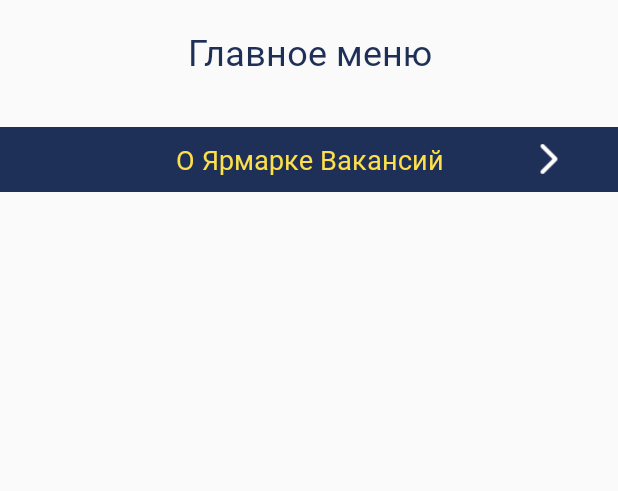
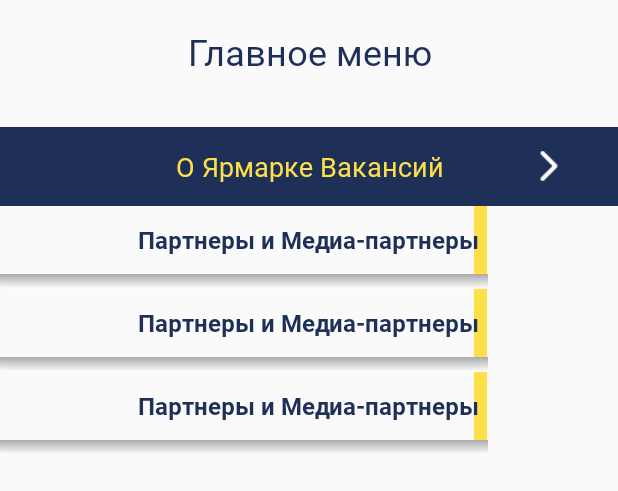
Before and after one commit to Alybaev/CareerFair, an Android app: the layout activity_main_menu.xml on its own in the app's theme, with its tools: preview values and no code run, on a phone screen of 412 x 824 dp. Shown: the top 491 px of the screen. Run offline under Robolectric (Android 15) with nearby library versions, the phone set to English and light mode, and no system bars.

Commit message:
Done with UI of item of categories,I have to implemt dimens

```diff
--- /dev/null
+++ b/app/src/main/res/drawable/dropshadow.xml
@@ -0,0 +1,12 @@
+<?xml version="1.0" encoding="utf-8"?>
+<shape xmlns:android="http://schemas.android.com/apk/res/android" android:shape="rectangle">
+    <gradient
+        android:startColor="#FFFFFF"
+        android:endColor="@android:color/darker_gray"
+        android:angle="90"/>
+    <corners android:bottomLeftRadius="4dip"
+        android:bottomRightRadius="4dip"
+
+
+       />
+</shape>
--- /dev/null
+++ b/app/src/main/res/drawable/single_yellow_line.xml
@@ -0,0 +1,24 @@
+<?xml version="1.0" encoding="utf-8"?>
+<vector
+    xmlns:android="http://schemas.android.com/apk/res/android"
+    xmlns:aapt="http://schemas.android.com/aapt"
+    android:width="10dp"
+    android:height="52.25dp"
+    android:viewportWidth="10"
+    android:viewportHeight="52.25"
+    >
+
+    <group>
+
+        <clip-path
+            android:pathData="M0 0H10V52.2505H0V0Z"
+            />
+
+        <path
+            android:pathData="M0 0V52.2505H10V0"
+            android:fillColor="#FEE04A"
+            />
+
+    </group>
+
+</vector>
--- a/app/src/main/res/layout/activity_main_menu.xml
+++ b/app/src/main/res/layout/activity_main_menu.xml
@@ -29,8 +29,8 @@
             android:id="@+id/about_career_fair"
             android:layout_width="wrap_content"
             android:layout_height="wrap_content"
-            android:layout_marginBottom="9sp"
-            android:layout_marginTop="9sp"
+            android:layout_marginBottom="14sp"
+            android:layout_marginTop="14sp"
             android:layout_alignParentTop="true"
             android:layout_centerHorizontal="true"
             android:gravity="center_horizontal"
@@ -49,5 +49,11 @@
             android:src="@drawable/arrow_right32px" />
 
     </RelativeLayout>
+    <android.support.v7.widget.RecyclerView
+        xmlns:tools="http://schemas.android.com/tools"
+        android:layout_width="match_parent"
+        android:layout_height="match_parent"
+        tools:listitem="@layout/item_category"/>
+
 
 </LinearLayout>
--- /dev/null
+++ b/app/src/main/res/layout/item_category.xml
@@ -0,0 +1,50 @@
+<?xml version="1.0" encoding="utf-8"?>
+<RelativeLayout xmlns:android="http://schemas.android.com/apk/res/android"
+    xmlns:tools="http://schemas.android.com/tools"
+    android:layout_width="match_parent"
+    android:layout_height="wrap_content">
+
+    <RelativeLayout
+        android:id="@+id/category"
+        android:layout_width="match_parent"
+        android:layout_height="45dp">
+
+        <FrameLayout
+
+            android:layout_width="325dp"
+            android:layout_height="match_parent"
+            android:layout_alignParentStart="true"
+
+            android:layout_alignParentTop="true">
+
+            <ImageView
+                android:id="@+id/yellow_line_image"
+                android:layout_width="wrap_content"
+                android:layout_height="match_parent"
+                android:layout_gravity="right"
+                android:src="@drawable/single_yellow_line" />
+
+
+        </FrameLayout>
+
+        <TextView
+            style="@style/TitleTextStyle"
+            android:id="@+id/category_text"
+            android:layout_width="wrap_content"
+            android:layout_height="wrap_content"
+            android:layout_centerInParent="true"
+            android:layout_gravity="center"
+            android:textSize="16sp"
+            tools:text="Партнеры и Медиа-партнеры" />
+
+    </RelativeLayout>
+
+    <View
+        android:layout_width="325dp"
+        android:layout_height="10dp"
+        android:layout_below="@+id/category"
+        android:background="@drawable/dropshadow"
+        />
+
+
+</RelativeLayout>
--- a/app/src/main/res/values/strings.xml
+++ b/app/src/main/res/values/strings.xml
@@ -1,9 +1,9 @@
 <resources>
     <string name="app_name">CareerFair</string>
-    <string name="welcome_text">Добро пожаловать на</string>
+    <string name="welcome_text">Добро\nпожаловать на</string>
     <string name="career_fair">Career Fair</string>
     <!--login activity-->
-    <string name="pass_registration_text">Пройдите регистрацию</string>
+    <string name="pass_registration_text">Пройдите регистрацию:</string>
     <string name="input_father_name">Отчество</string>
     <string name="input_surname">Фамилия</string>
     <string name="input_name">Имя</string>
--- a/app/src/main/res/values/styles.xml
+++ b/app/src/main/res/values/styles.xml
@@ -31,7 +31,7 @@
 
     <style name="TitleTextStyle">
         <item name="android:fontFamily">@font/roboto_bold</item>
-        <item name="android:textSize">32sp</item>
+        <item name="android:textSize">28sp</item>
         <item name="android:textColor">#1F3058</item>
     </style>
 
```
Also changed, not shown: app/build.gradle (+9 -0 lines), app/src/main/res/drawable/arrow.xml (deleted, +0 -25 lines), app/src/main/res/layout/activity_login.xml (+9 -4 lines), app/src/main/res/drawable-v24/logo.png (added).
